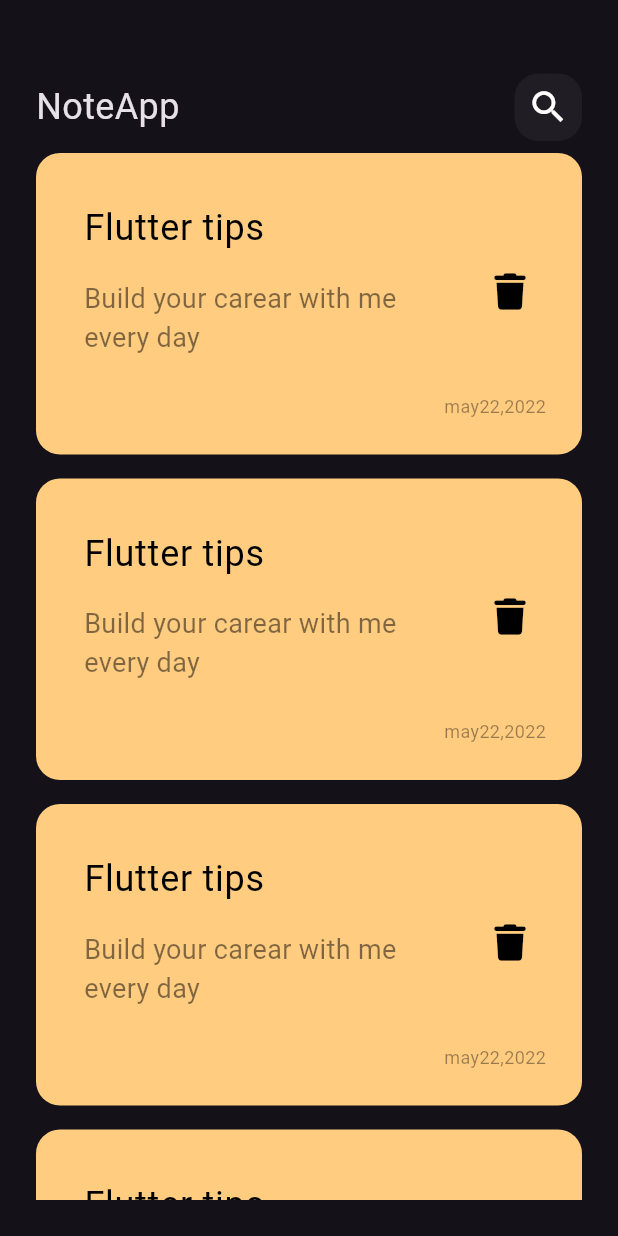
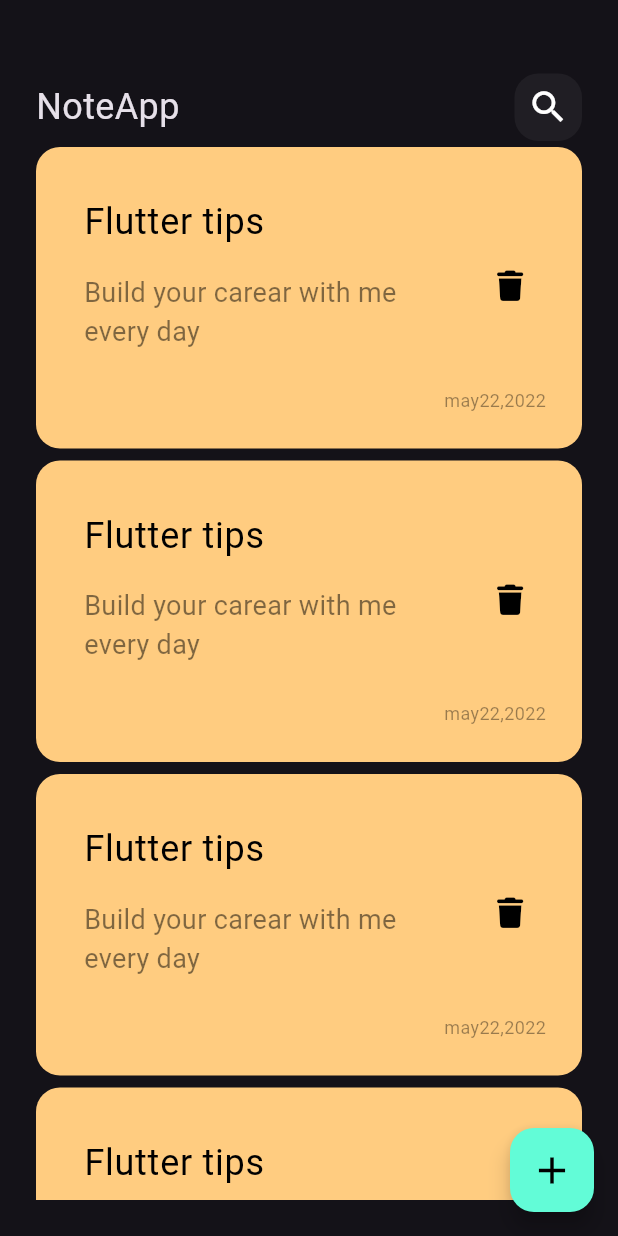
Before and after one commit to magdaalesh/notesapp, a Flutter app: the screen it shows after launch, on a phone screen of 412 x 824 dp. Run offline on Flutter 3.47's test engine with Material 3 defaults, Android fonts, the phone set to English and light mode, and no system bars; our stand-ins replace font_awesome_flutter; Roboto replaces fonts that are missing (Poppin).

```diff
--- a/lib/views/notes_view.dart
+++ b/lib/views/notes_view.dart
@@ -1,5 +1,7 @@
 import 'package:flutter/material.dart';
 import 'package:to_do/widget/Customebody.dart';
+import 'package:to_do/widget/constant.dart';
+import 'package:to_do/widget/custom_bottom_sheet.dart';
 // import 'package:to_do/widget/customsearch.dart';
 
 class NotesView extends StatelessWidget {
@@ -8,6 +10,24 @@ class NotesView extends StatelessWidget {
   @override
   Widget build(BuildContext context) {
     return Scaffold(
+      floatingActionButton: FloatingActionButton(
+        onPressed: () {
+          showModalBottomSheet(
+              shape: RoundedRectangleBorder(
+                borderRadius: BorderRadius.circular(20),
+              ),
+              context: context,
+              builder: (context) {
+                return CustomBottomSheet();
+              });
+        },
+        backgroundColor: kpcolor,
+        child: const Icon(
+          Icons.add,
+          color: Colors.black,
+          size: 30,
+        ),
+      ),
       body: Customebody(),
     );
   }
--- /dev/null
+++ b/lib/widget/constant.dart
@@ -0,0 +1,3 @@
+import 'package:flutter/material.dart';
+
+Color kpcolor =const Color(0xff62fcd7);
--- a/lib/widget/custom_list.dart
+++ b/lib/widget/custom_list.dart
@@ -7,9 +7,10 @@ class Listnotes extends StatelessWidget {
   @override
   Widget build(BuildContext context) {
     return ListView.builder(
+      padding: EdgeInsets.zero,
       itemCount: 5,
       itemBuilder: (context, index) => Padding(
-        padding: const EdgeInsets.symmetric(vertical: 8),
+        padding: const EdgeInsets.symmetric(vertical: 4),
         child: const Customitem(),
       ),
     );
--- a/lib/widget/customitem.dart
+++ b/lib/widget/customitem.dart
@@ -33,7 +33,7 @@ class Customitem extends StatelessWidget {
                 icon: Icon(
                   FontAwesomeIcons.trash,
                   color: Colors.black,
-                  size: 24,
+                  size: 20,
                 )),
           ),
           Padding(
```
Also changed, not shown: lib/widget/costom_bottom.dart (added, +36 -0 lines), lib/widget/custom_bottom_sheet.dart (added, +45 -0 lines), lib/widget/custome_text_file.dart (added, +29 -0 lines).
